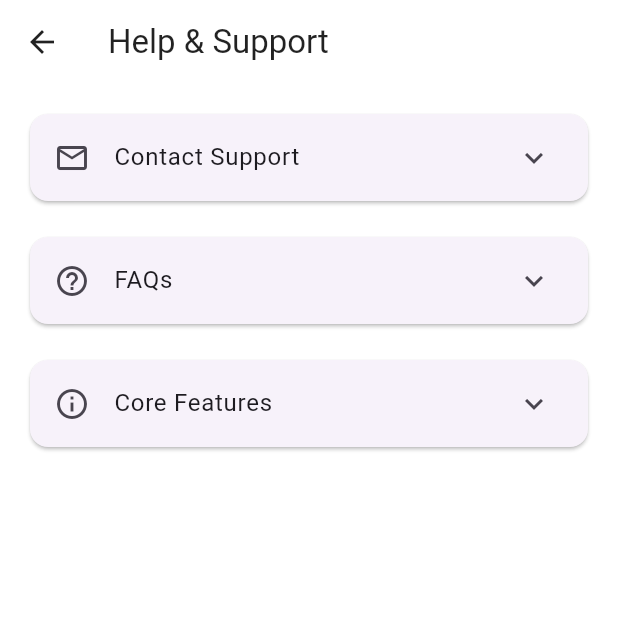
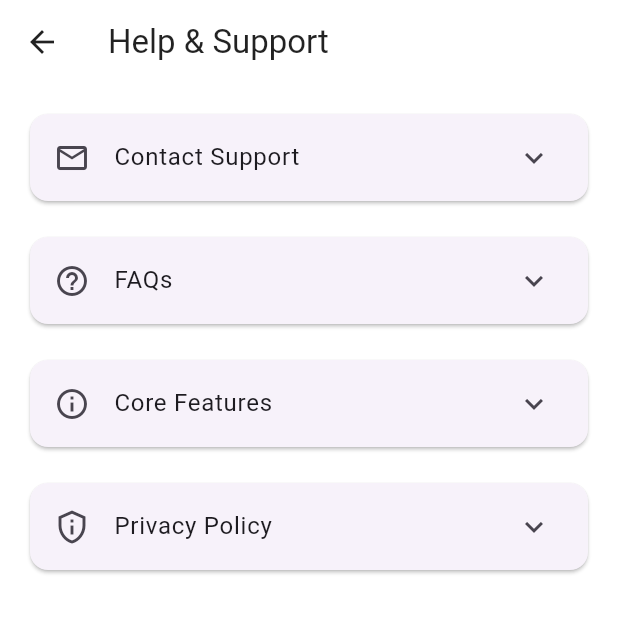
Before and after one commit to joreiruu/scamba, a Flutter app: the screen it shows after launch, in the side drawer, after a tap on "Help & Support", on a phone screen of 412 x 824 dp, the top half of it. Run offline on Flutter 3.47's test engine with Material 3 defaults, Android fonts, the phone set to English and light mode, and no system bars; our stand-ins replace flutter_linkify, permission_handler, shared_preferences, sqflite; missing offline and left inert: flutter_sms_inbox; accounts and stored records are empty; project files that could hold a hidden picture were left out.

Commit message:
privacy policy

```diff
--- a/lib/screens/help_support_screen.dart
+++ b/lib/screens/help_support_screen.dart
@@ -156,6 +156,28 @@ class HelpSupportScreen extends StatelessWidget {
               ],
             ),
           ),
+          const SizedBox(height: 16),
+          Card(
+            child: ExpansionTile(
+              leading: const Icon(Icons.privacy_tip_outlined),
+              title: const Text('Privacy Policy'),
+              children: [
+                const ListTile(
+                  title: Text('Message Processing'),
+                  subtitle: Text('• Messages are sent to our server only for real-time classification\n• Our XLM-RoBERTa model processes messages instantly\n• Messages are never saved to disk or database\n• Only classification results and confidence scores are returned'),
+                ),
+                const ListTile(
+                  title: Text('Technical Details'),
+                  subtitle: Text('• Server processes messages through secure API endpoints\n• Only prediction results and timestamps are returned\n• No message logs are maintained\n• Processing happens in-memory only'),
+                ),
+                const ListTile(
+                  title: Text('Data Security'),
+                  subtitle: Text('• All communication is handled through secure endpoints\n• Results include only classification status and confidence scores\n• No message history or user data is retained\n• Server immediately discards message content after classification'),
+                ),
+              ],
+            ),
+          ),
+          const SizedBox(height: 16),
         ],
       ),
     );
```
